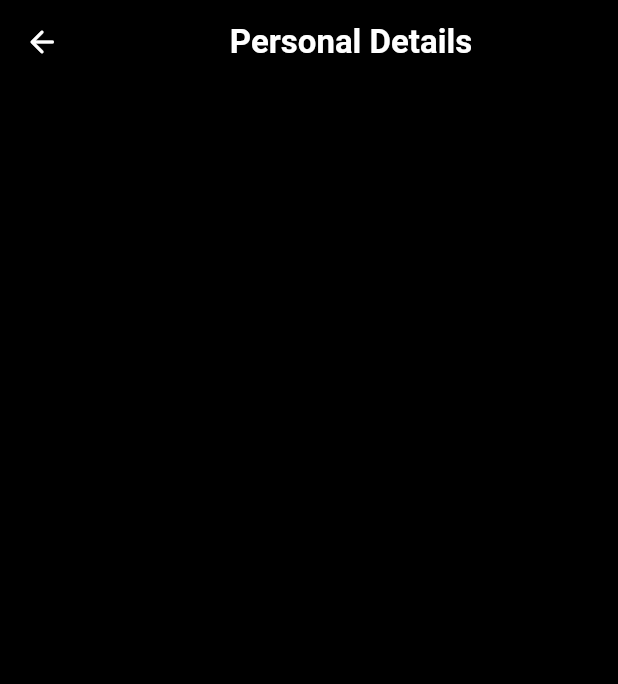
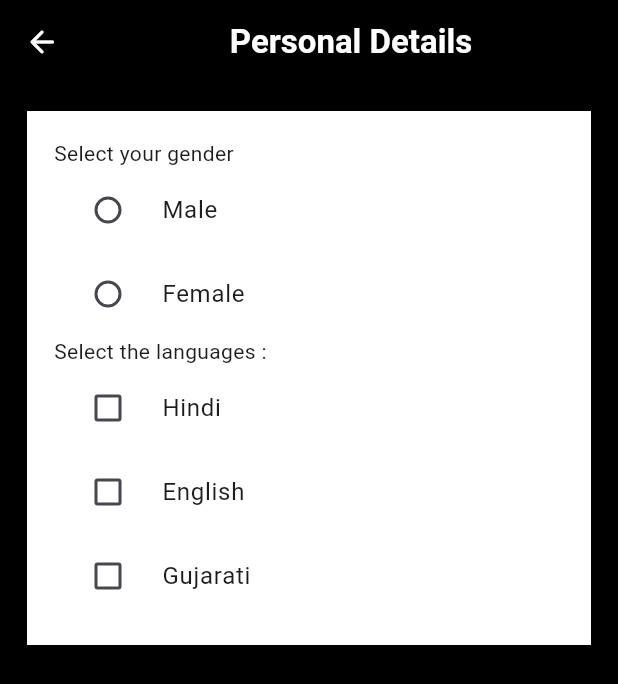
Before and after one commit to 4324MAYUR/Resume_app, a Flutter app: the Personal_Details_Page screen opened by its route, on a phone screen of 412 x 824 dp. Shown: the top 684 px of the screen. Run offline on Flutter 3.47's test engine with Material 3 defaults, Android fonts, the phone set to English and light mode, and no system bars; our stand-ins replace image_picker.

Commit message:
Declaration and personal details page

```diff
--- a/lib/globals.dart
+++ b/lib/globals.dart
@@ -1,6 +1,8 @@
 import 'dart:io';
 
 class Globals {
-  static String? name, contact, email, address, city;
+  static String? name, contact, email, address, city, gender;
   static File? image;
+  static List<String> language = [];
+  static bool isVisibility = false;
 }
--- a/lib/views/build_option_page/All_Option/Personal_Details_Page.dart
+++ b/lib/views/build_option_page/All_Option/Personal_Details_Page.dart
@@ -1,4 +1,5 @@
 import 'package:flutter/material.dart';
+import 'package:resume_app/globals.dart';
 
 class Personal_Details_Page extends StatefulWidget {
   const Personal_Details_Page({super.key});
@@ -8,6 +9,13 @@ class Personal_Details_Page extends StatefulWidget {
 }
 
 class _Personal_Details_PageState extends State<Personal_Details_Page> {
+
+  List<String> availableLanguage = [
+    "Hindi",
+    "English",
+    "Gujarati"
+  ] ;
+
   @override
   Widget build(BuildContext context) {
     return Scaffold(
@@ -31,6 +39,62 @@ class _Personal_Details_PageState extends State<Personal_Details_Page> {
           ),
         ),
       ),
+      body: Padding(
+        padding: const EdgeInsets.all(18),
+        child: Container(
+          padding: const EdgeInsets.all(18),
+          width: double.infinity,
+          color: Colors.white,
+          child: Column(
+            crossAxisAlignment: CrossAxisAlignment.start,
+            mainAxisSize: MainAxisSize.min,
+            children: [
+              const Text("Select your gender"),
+              RadioListTile(
+                title: const Text("Male"),
+                  value: "Male",
+                  groupValue: Globals.gender,
+                  onChanged: (val)
+                  {
+                    Globals.gender = val;
+                    setState(() {});
+                  },
+              ),
+              RadioListTile(
+                title: const Text("Female"),
+                  value: "Female",
+                  groupValue: Globals.gender,
+                  onChanged: (val)
+                  {
+                    Globals.gender = val;
+                    setState(() {});
+                  },
+              ),
+
+              const Text("Select the languages :"),
+              ...availableLanguage.map(
+                  (e) => CheckboxListTile(
+                    title: Text(e),
+                      value: Globals.language.contains(e),
+                      controlAffinity: ListTileControlAffinity.leading,
+                      onChanged: (val)
+                      {
+                        if (val!)
+                          {
+                            Globals.language.add(e);
+                          }
+                        else
+                          {
+                            Globals.language.remove(e);
+                          }
+                        setState(() {});
+                      }
+                  ),
+              ),
+            ],
+          ),
+        ),
+      ),
     );
   }
 }
```
Also changed, not shown: lib/views/Splash/Splash_Screen.dart (+3 -5 lines), lib/views/build_option_page/All_Option/Contact_Info_Page.dart (+22 -36 lines), lib/views/build_option_page/All_Option/Declaration_Page.dart (+32 -0 lines), lib/assets/icons/gif/start_screen.gif.
